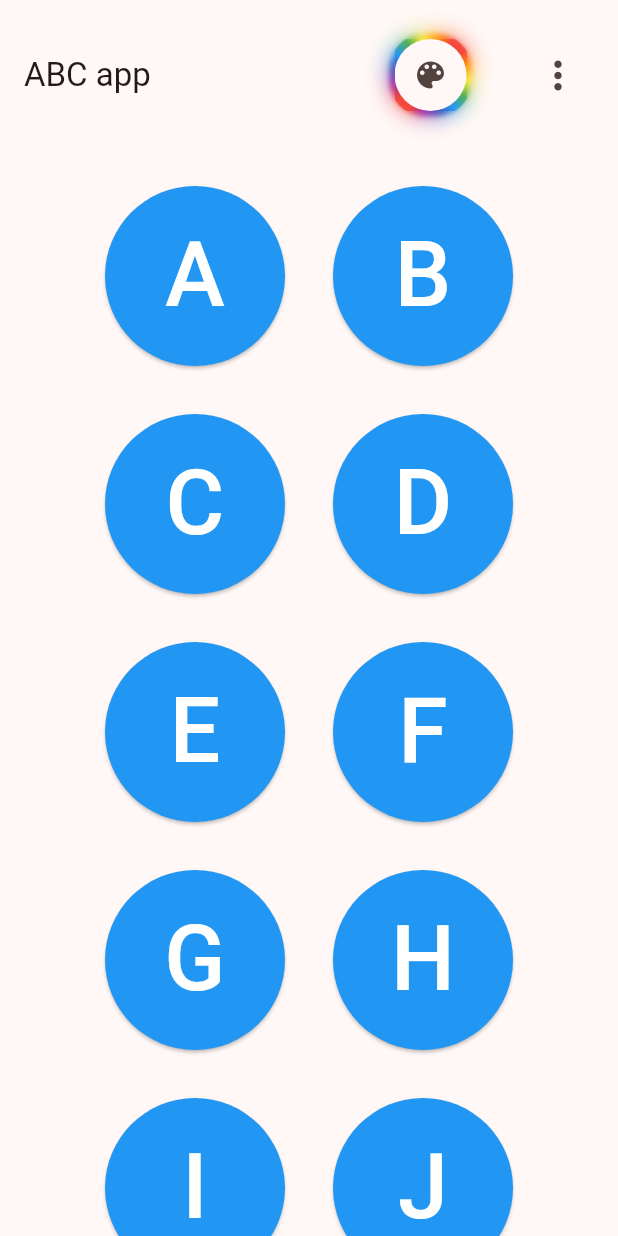
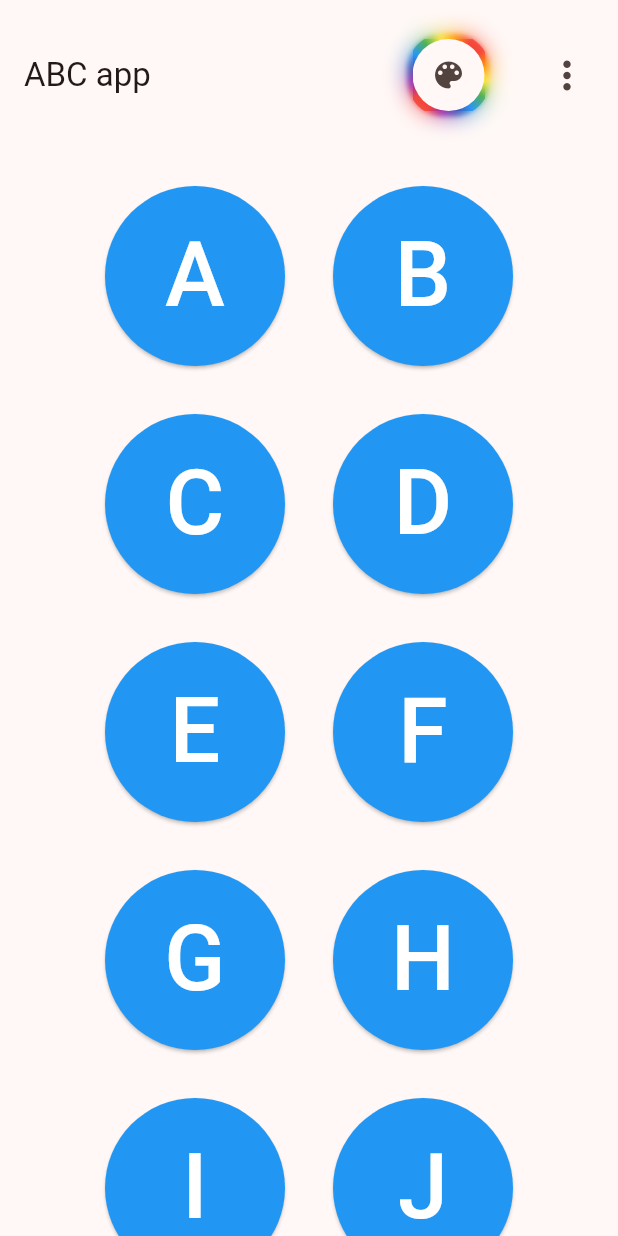
Before and after one commit to bl4ckswordsman/abc_app, a Flutter app: the screen it shows after launch, on a phone screen of 412 x 824 dp. Run offline on Flutter 3.47's test engine with Material 3 defaults, Android fonts, the phone set to English and light mode, and no system bars; our stand-ins replace adaptive_theme, audioplayers, confetti, eva_icons_flutter, flutter_colorpicker, open_file and 3 more; missing offline and left inert: flutter_custom_tabs.

Commit message:
fix: Adjust padding in main.dart for better layout

```diff
--- a/lib/main.dart
+++ b/lib/main.dart
@@ -109,7 +109,7 @@ class _MyHomePageState extends State<MyHomePage> {
             ),
           ),
           Padding(
-            padding: const EdgeInsets.all(16.0),
+            padding: const EdgeInsets.all(10.0),
             child: PopupMenuButton<String>(
               iconSize: 30.0,
               icon: const Icon(Icons.more_vert),
```
